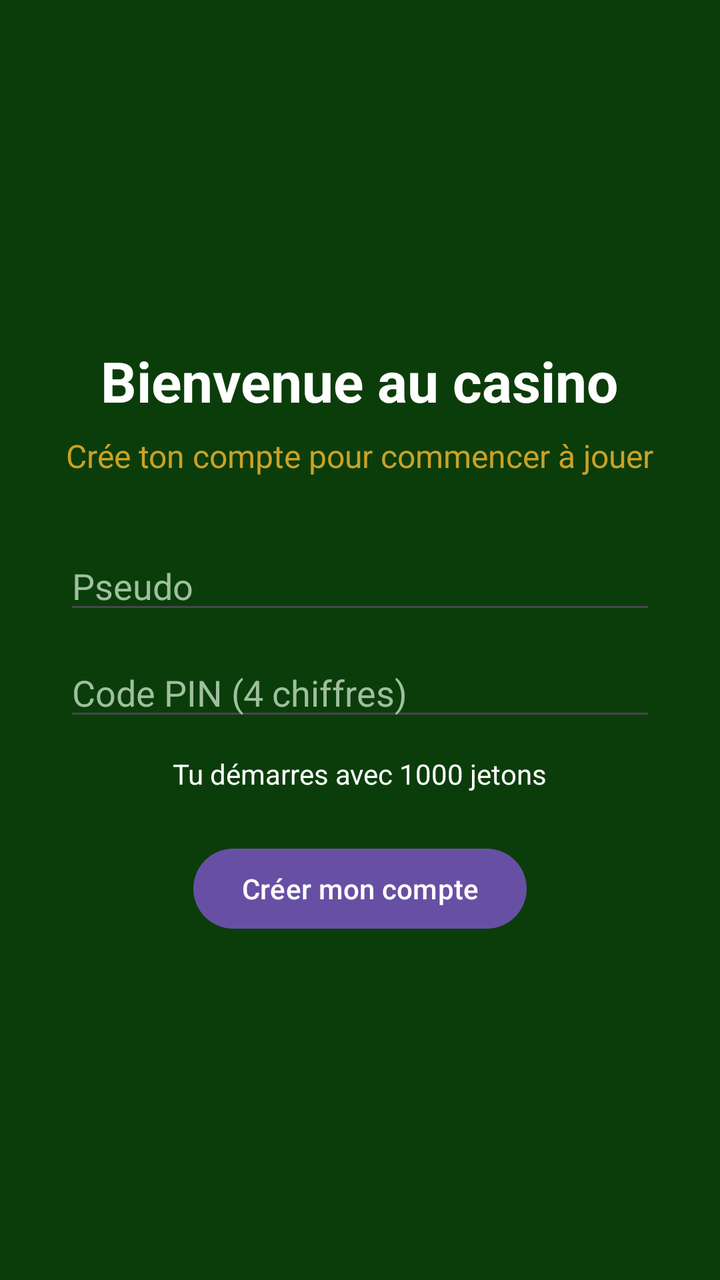
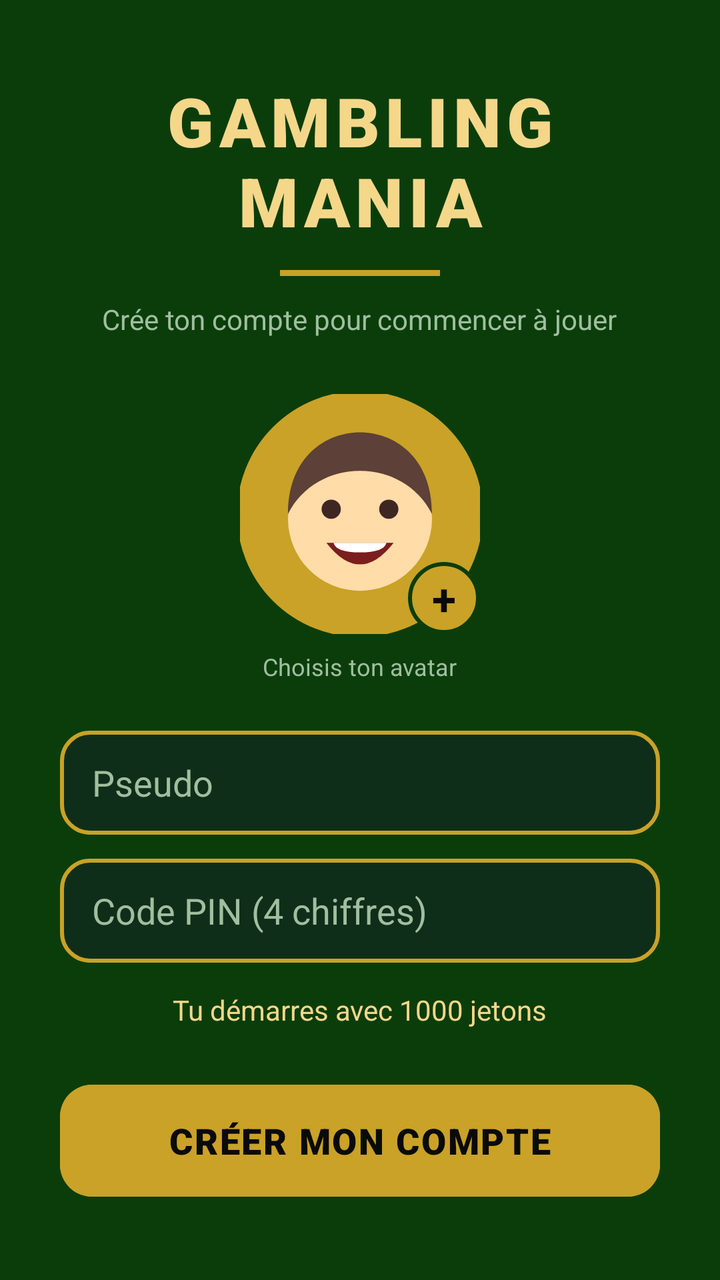

An Android layout rendered at two revisions. The XML below is the earlier revision; the diff shows what the commit changed to produce the second picture.
<!-- AndroidManifest.xml: application theme Theme.My_Application_Sandbox -->
<!-- res/layout/activity_account.xml -->
<?xml version="1.0" encoding="utf-8"?>
<LinearLayout xmlns:android="http://schemas.android.com/apk/res/android"
    android:id="@+id/main"
    android:layout_width="match_parent"
    android:layout_height="match_parent"
    android:background="#0B3D0B"
    android:gravity="center"
    android:orientation="vertical"
    android:padding="32dp">

    <TextView
        android:layout_width="wrap_content"
        android:layout_height="wrap_content"
        android:text="Bienvenue au casino"
        android:textColor="#FFFFFF"
        android:textSize="28sp"
        android:textStyle="bold" />

    <TextView
        android:layout_width="wrap_content"
        android:layout_height="wrap_content"
        android:layout_marginTop="8dp"
        android:text="Crée ton compte pour commencer à jouer"
        android:textColor="#C9A227"
        android:textSize="16sp" />

    <EditText
        android:id="@+id/edit_name"
        android:layout_width="match_parent"
        android:layout_height="wrap_content"
        android:layout_marginTop="32dp"
        android:hint="Pseudo"
        android:imeOptions="actionDone"
        android:inputType="textPersonName"
        android:maxLength="16"
        android:singleLine="true"
        android:textColor="#FFFFFF"
        android:textColorHint="#9FBF9F" />

    <EditText
        android:id="@+id/edit_pin"
        android:layout_width="match_parent"
        android:layout_height="wrap_content"
        android:layout_marginTop="12dp"
        android:hint="Code PIN (4 chiffres)"
        android:imeOptions="actionDone"
        android:inputType="numberPassword"
        android:maxLength="4"
        android:singleLine="true"
        android:textColor="#FFFFFF"
        android:textColorHint="#9FBF9F" />

    <TextView
        android:layout_width="wrap_content"
        android:layout_height="wrap_content"
        android:layout_marginTop="12dp"
        android:text="Tu démarres avec 1000 jetons"
        android:textColor="#FFFFFF"
        android:textSize="14sp" />

    <Button
        android:id="@+id/btn_create"
        android:layout_width="wrap_content"
        android:layout_height="wrap_content"
        android:layout_marginTop="24dp"
        android:text="Créer mon compte" />
</LinearLayout>
<!-- resources referenced by this layout -->
<resources>
  <style name="Theme.My_Application_Sandbox" parent="Base.Theme.My_Application_Sandbox" />
  <style name="Base.Theme.My_Application_Sandbox" parent="Theme.Material3.DayNight.NoActionBar">
          
          <item name="materialAlertDialogTheme">@style/Casino.Dialog</item>
          
      </style>
  <style name="Casino.Dialog" parent="ThemeOverlay.Material3.MaterialAlertDialog">
          <item name="colorSurface">#0F2E1A</item>
          <item name="colorOnSurface">#FFFFFF</item>
          <item name="colorOnSurfaceVariant">#F5D78A</item>
          <item name="colorPrimary">#C9A227</item>
          <item name="materialAlertDialogTitleTextStyle">@style/Casino.DialogTitle</item>
      </style>
  <style name="Casino.DialogTitle" parent="MaterialAlertDialog.Material3.Title.Text">
          <item name="android:textColor">#C9A227</item>
          <item name="android:textStyle">bold</item>
      </style>
</resources>

<!-- the commit's change to res/layout/activity_account.xml (unified diff, before → after) -->
@@ -1,67 +1,133 @@
 <?xml version="1.0" encoding="utf-8"?>
-<LinearLayout xmlns:android="http://schemas.android.com/apk/res/android"
+<ScrollView xmlns:android="http://schemas.android.com/apk/res/android"
+    xmlns:app="http://schemas.android.com/apk/res-auto"
     android:id="@+id/main"
     android:layout_width="match_parent"
     android:layout_height="match_parent"
     android:background="#0B3D0B"
-    android:gravity="center"
-    android:orientation="vertical"
-    android:padding="32dp">
+    android:clipToPadding="false"
+    android:fillViewport="true">
 
-    <TextView
-        android:layout_width="wrap_content"
-        android:layout_height="wrap_content"
-        android:text="Bienvenue au casino"
-        android:textColor="#FFFFFF"
-        android:textSize="28sp"
-        android:textStyle="bold" />
+    <LinearLayout
+        android:layout_width="match_parent"
+        android:layout_height="match_parent"
+        android:gravity="center"
+        android:orientation="vertical"
+        android:padding="30dp">
 
-    <TextView
-        android:layout_width="wrap_content"
-        android:layout_height="wrap_content"
-        android:layout_marginTop="8dp"
-        android:text="Crée ton compte pour commencer à jouer"
-        android:textColor="#C9A227"
-        android:textSize="16sp" />
+        <TextView
+            android:layout_width="wrap_content"
+            android:layout_height="wrap_content"
+            android:fontFamily="sans-serif-black"
+            android:gravity="center"
+            android:letterSpacing="0.08"
+            android:text="GAMBLING\nMANIA"
+            android:textColor="#F5D78A"
+            android:textSize="34sp" />
 
-    <EditText
-        android:id="@+id/edit_name"
-        android:layout_width="match_parent"
-        android:layout_height="wrap_content"
-        android:layout_marginTop="32dp"
-        android:hint="Pseudo"
-        android:imeOptions="actionDone"
-        android:inputType="textPersonName"
-        android:maxLength="16"
-        android:singleLine="true"
-        android:textColor="#FFFFFF"
-        android:textColorHint="#9FBF9F" />
+        <View
+            android:layout_width="80dp"
+            android:layout_height="3dp"
+            android:layout_marginTop="12dp"
+            android:background="#C9A227" />
 
-    <EditText
-        android:id="@+id/edit_pin"
-        android:layout_width="match_parent"
-        android:layout_height="wrap_content"
-        android:layout_marginTop="12dp"
-        android:hint="Code PIN (4 chiffres)"
-        android:imeOptions="actionDone"
-        android:inputType="numberPassword"
-        android:maxLength="4"
-        android:singleLine="true"
-        android:textColor="#FFFFFF"
-        android:textColorHint="#9FBF9F" />
+        <TextView
+            android:layout_width="wrap_content"
+            android:layout_height="wrap_content"
+            android:layout_marginTop="12dp"
+            android:text="Crée ton compte pour commencer à jouer"
+            android:textColor="#9FBF9F"
+            android:textSize="14sp" />
 
-    <TextView
-        android:layout_width="wrap_content"
-        android:layout_height="wrap_content"
-        android:layout_marginTop="12dp"
-        android:text="Tu démarres avec 1000 jetons"
-        android:textColor="#FFFFFF"
-        android:textSize="14sp" />
+        
+        <FrameLayout
+            android:id="@+id/avatar_zone"
+            android:layout_width="120dp"
+            android:layout_height="120dp"
+            android:layout_marginTop="28dp"
+            android:clickable="true"
+            android:focusable="true">
 
-    <Button
-        android:id="@+id/btn_create"
-        android:layout_width="wrap_content"
-        android:layout_height="wrap_content"
-        android:layout_marginTop="24dp"
-        android:text="Créer mon compte" />
-</LinearLayout>
+            <com.google.android.material.imageview.ShapeableImageView
+                android:id="@+id/img_avatar"
+                android:layout_width="match_parent"
+                android:layout_height="match_parent"
+                android:scaleType="centerCrop"
+                android:src="@drawable/avatar_1"
+                app:shapeAppearanceOverlay="@style/ShapeAppearance.Circle"
+                app:strokeColor="#C9A227"
+                app:strokeWidth="3dp" />
+
+            <TextView
+                android:layout_width="36dp"
+                android:layout_height="36dp"
+                android:layout_gravity="bottom|end"
+                android:background="@drawable/badge_gold"
+                android:gravity="center"
+                android:text="+"
+                android:textColor="#0A0A0A"
+                android:textSize="22sp"
+                android:textStyle="bold" />
+        </FrameLayout>
+
+        <TextView
+            android:layout_width="wrap_content"
+            android:layout_height="wrap_content"
+            android:layout_marginTop="8dp"
+            android:text="Choisis ton avatar"
+            android:textColor="#9FBF9F"
+            android:textSize="12sp" />
+
+        <EditText
+            android:id="@+id/edit_name"
+            android:layout_width="match_parent"
+            android:layout_height="52dp"
+            android:layout_marginTop="24dp"
+            android:background="@drawable/card_bg"
+            android:hint="Pseudo"
+            android:imeOptions="actionNext"
+            android:inputType="textPersonName"
+            android:maxLength="16"
+            android:paddingHorizontal="16dp"
+            android:singleLine="true"
+            android:textColor="#FFFFFF"
+            android:textColorHint="#9FBF9F" />
+
+        <EditText
+            android:id="@+id/edit_pin"
+            android:layout_width="match_parent"
+            android:layout_height="52dp"
+            android:layout_marginTop="12dp"
+            android:background="@drawable/card_bg"
+            android:hint="Code PIN (4 chiffres)"
+            android:imeOptions="actionDone"
+            android:inputType="numberPassword"
+            android:maxLength="4"
+            android:paddingHorizontal="16dp"
+            android:singleLine="true"
+            android:textColor="#FFFFFF"
+            android:textColorHint="#9FBF9F" />
+
+        <TextView
+            android:layout_width="wrap_content"
+            android:layout_height="wrap_content"
+            android:layout_marginTop="14dp"
+            android:text="Tu démarres avec 1000 jetons"
+            android:textColor="#F5D78A"
+            android:textSize="14sp" />
+
+        <Button
+            android:id="@+id/btn_create"
+            android:layout_width="match_parent"
+            android:layout_height="64dp"
+            android:layout_marginTop="24dp"
+            android:backgroundTint="#C9A227"
+            android:elevation="6dp"
+            android:fontFamily="sans-serif-black"
+            android:letterSpacing="0.05"
+            android:text="CRÉER MON COMPTE"
+            android:textColor="#0A0A0A"
+            android:textSize="18sp"
+            app:cornerRadius="16dp" />
+    </LinearLayout>
+</ScrollView>
<!-- resource entries referenced after the edit -->
@@ -1,5 +1,38 @@
 <!-- resources referenced by this layout -->
 <resources>
+  <!-- drawable avatar_1 (drawable) -->
+  <?xml version="1.0" encoding="utf-8"?>
+  <vector xmlns:android="http://schemas.android.com/apk/res/android"
+      android:width="256dp" android:height="256dp"
+      android:viewportWidth="100" android:viewportHeight="100">
+      <path android:fillColor="#C9A227" android:pathData="M0,0h100v100h-100z"/>
+      <path android:fillColor="#FFDCA8"
+          android:pathData="M20,52 a30,30 0 1,0 60,0 a30,30 0 1,0 -60,0 Z"/>
+      <path android:fillColor="#5D4037"
+          android:pathData="M20,50 C20,26 36,16 50,16 C64,16 80,26 80,50 C74,38 62,32 50,32 C38,32 26,38 20,50 Z"/>
+      <path android:fillColor="#3E2723"
+          android:pathData="M34,48 a4,4 0 1,0 8,0 a4,4 0 1,0 -8,0 Z M58,48 a4,4 0 1,0 8,0 a4,4 0 1,0 -8,0 Z"/>
+      <path android:fillColor="#7B1E1E" android:pathData="M36,62 Q50,80 64,62 Z"/>
+      <path android:fillColor="#FFFFFF"
+          android:pathData="M39,62 H61 Q60,66 50,66 Q40,66 39,62 Z"/>
+  </vector>
+  <!-- drawable badge_gold (drawable) -->
+  <?xml version="1.0" encoding="utf-8"?>
+  <shape xmlns:android="http://schemas.android.com/apk/res/android" android:shape="oval">
+      <solid android:color="#C9A227"/>
+      <stroke android:width="2dp" android:color="#0B3D0B"/>
+  </shape>
+  <!-- drawable card_bg (drawable) -->
+  <?xml version="1.0" encoding="utf-8"?>
+  <shape xmlns:android="http://schemas.android.com/apk/res/android">
+      <solid android:color="#0F2E1A"/>
+      <stroke android:width="2dp" android:color="#C9A227"/>
+      <corners android:radius="14dp"/>
+  </shape>
+  <style name="ShapeAppearance.Circle" parent="">
+          <item name="cornerFamily">rounded</item>
+          <item name="cornerSize">50%</item>
+      </style>
   <style name="Theme.My_Application_Sandbox" parent="Base.Theme.My_Application_Sandbox" />
   <style name="Base.Theme.My_Application_Sandbox" parent="Theme.Material3.DayNight.NoActionBar">
           
@@ -12,6 +45,7 @@
           <item name="colorOnSurfaceVariant">#F5D78A</item>
           <item name="colorPrimary">#C9A227</item>
           <item name="materialAlertDialogTitleTextStyle">@style/Casino.DialogTitle</item>
+          <item name="android:backgroundDimAmount">0.8</item>
       </style>
   <style name="Casino.DialogTitle" parent="MaterialAlertDialog.Material3.Title.Text">
           <item name="android:textColor">#C9A227</item>
